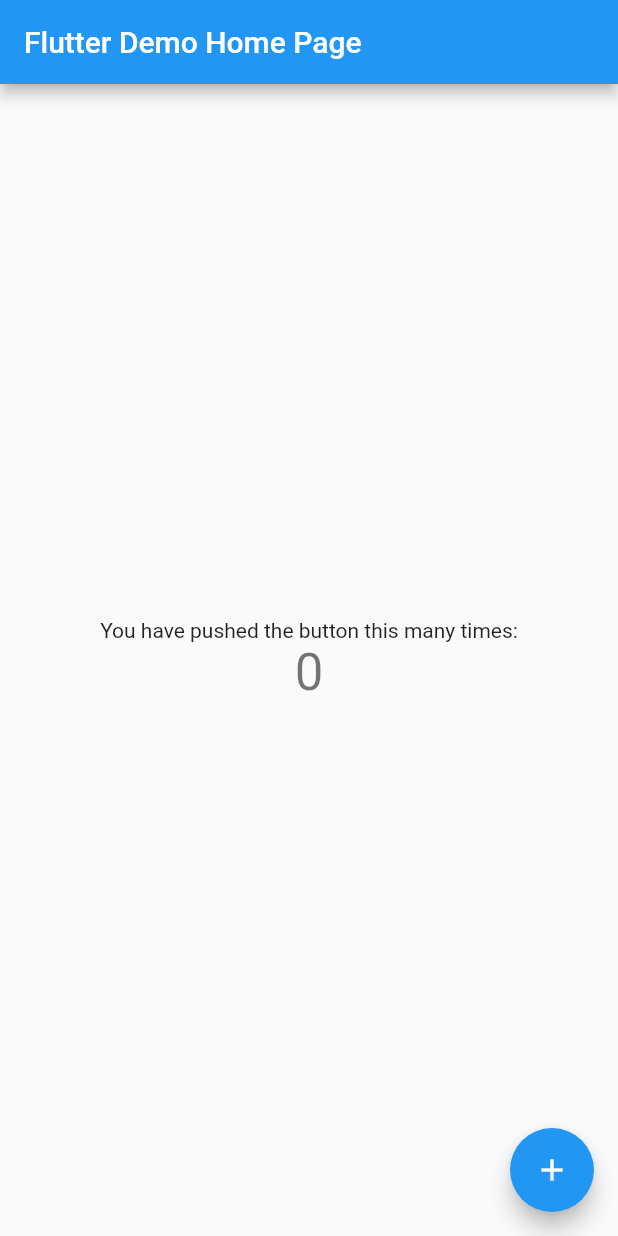
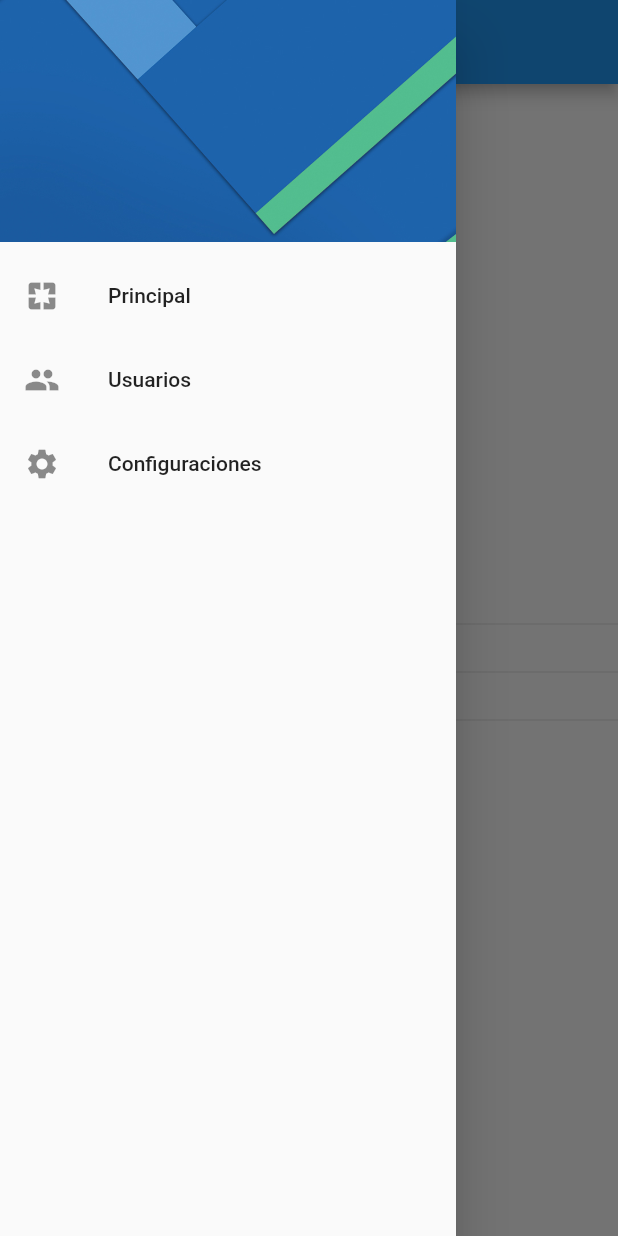
Before and after one commit to Allan-Sanchez/setting-user-F5, a Flutter app: the screen it shows after launch, with the side drawer open (before the commit the screen has no drawer), on a phone screen of 412 x 824 dp. Run offline on Flutter 3.47's test engine with Material 2 defaults, Android fonts, the phone set to English and light mode, and no system bars.

Commit message:
drawer  created

```diff
--- a/lib/main.dart
+++ b/lib/main.dart
@@ -1,113 +1,21 @@
 import 'package:flutter/material.dart';
+import 'package:settinguser/src/screen/home-page.dart';
+import 'package:settinguser/src/screen/setting-app-page.dart';
 
-void main() {
-  runApp(MyApp());
-}
+void main() => runApp(MyApp());
 
 class MyApp extends StatelessWidget {
-  // This widget is the root of your application.
   @override
   Widget build(BuildContext context) {
     return MaterialApp(
-      title: 'Flutter Demo',
-      theme: ThemeData(
-        // This is the theme of your application.
-        //
-        // Try running your application with "flutter run". You'll see the
-        // application has a blue toolbar. Then, without quitting the app, try
-        // changing the primarySwatch below to Colors.green and then invoke
-        // "hot reload" (press "r" in the console where you ran "flutter run",
-        // or simply save your changes to "hot reload" in a Flutter IDE).
-        // Notice that the counter didn't reset back to zero; the application
-        // is not restarted.
-        primarySwatch: Colors.blue,
-      ),
-      home: MyHomePage(title: 'Flutter Demo Home Page'),
+      debugShowCheckedModeBanner: false,
+      title: 'Configuraciones del usuario',
+      initialRoute: HomePage.routeName,
+      routes: {
+        HomePage.routeName : (BuildContext context) => HomePage(),
+        SettingPage.routeName : (BuildContext context) => SettingPage()
+      },
+
     );
   }
 }
-
-class MyHomePage extends StatefulWidget {
-  MyHomePage({Key key, this.title}) : super(key: key);
-
-  // This widget is the home page of your application. It is stateful, meaning
-  // that it has a State object (defined below) that contains fields that affect
-  // how it looks.
-
-  // This class is the configuration for the state. It holds the values (in this
-  // case the title) provided by the parent (in this case the App widget) and
-  // used by the build method of the State. Fields in a Widget subclass are
-  // always marked "final".
-
-  final String title;
-
-  @override
-  _MyHomePageState createState() => _MyHomePageState();
-}
-
-class _MyHomePageState extends State<MyHomePage> {
-  int _counter = 0;
-
-  void _incrementCounter() {
-    setState(() {
-      // This call to setState tells the Flutter framework that something has
-      // changed in this State, which causes it to rerun the build method below
-      // so that the display can reflect the updated values. If we changed
-      // _counter without calling setState(), then the build method would not be
-      // called again, and so nothing would appear to happen.
-      _counter++;
-    });
-  }
-
-  @override
-  Widget build(BuildContext context) {
-    // This method is rerun every time setState is called, for instance as done
-    // by the _incrementCounter method above.
-    //
-    // The Flutter framework has been optimized to make rerunning build methods
-    // fast, so that you can just rebuild anything that needs updating rather
-    // than having to individually change instances of widgets.
-    return Scaffold(
-      appBar: AppBar(
-        // Here we take the value from the MyHomePage object that was created by
-        // the App.build method, and use it to set our appbar title.
-        title: Text(widget.title),
-      ),
-      body: Center(
-        // Center is a layout widget. It takes a single child and positions it
-        // in the middle of the parent.
-        child: Column(
-          // Column is also a layout widget. It takes a list of children and
-          // arranges them vertically. By default, it sizes itself to fit its
-          // children horizontally, and tries to be as tall as its parent.
-          //
-          // Invoke "debug painting" (press "p" in the console, choose the
-          // "Toggle Debug Paint" action from the Flutter Inspector in Android
-          // Studio, or the "Toggle Debug Paint" command in Visual Studio Code)
-          // to see the wireframe for each widget.
-          //
-          // Column has various properties to control how it sizes itself and
-          // how it positions its children. Here we use mainAxisAlignment to
-          // center the children vertically; the main axis here is the vertical
-          // axis because Columns are vertical (the cross axis would be
-          // horizontal).
-          mainAxisAlignment: MainAxisAlignment.center,
-          children: <Widget>[
-            Text(
-              'You have pushed the button this many times:',
-            ),
-            Text(
-              '$_counter',
-              style: Theme.of(context).textTheme.headline4,
-            ),
-          ],
-        ),
-      ),
-      floatingActionButton: FloatingActionButton(
-        onPressed: _incrementCounter,
-        tooltip: 'Increment',
-        child: Icon(Icons.add),
-      ), // This trailing comma makes auto-formatting nicer for build methods.
-    );
-  }
-}
--- /dev/null
+++ b/lib/src/screen/home-page.dart
@@ -0,0 +1,28 @@
+import 'package:flutter/material.dart';
+import 'package:settinguser/src/widgets/my-drawer.dart';
+
+class HomePage extends StatelessWidget {
+  static final String routeName = 'home';
+  // const HomePage({Key? key}) : super(key: key);
+
+  @override
+  Widget build(BuildContext context) {
+    return Scaffold(
+      appBar: AppBar(
+        title: Text('Preferencias del usuario'),
+      ),
+      drawer: MyDrawer(),
+      body: Column(
+        mainAxisAlignment: MainAxisAlignment.center,
+        children: [
+          Text('Color secundario:'),
+          Divider(),
+          Text('Genero :'),
+          Divider(),
+          Text('Nombre de Usuario:'),
+          Divider(),
+        ],
+      ),
+    );
+  }
+}
--- /dev/null
+++ b/lib/src/screen/setting-app-page.dart
@@ -0,0 +1,20 @@
+import 'package:flutter/material.dart';
+import 'package:settinguser/src/widgets/my-drawer.dart';
+
+class SettingPage extends StatelessWidget {
+  static final String routeName = 'settings';
+  // const SettingPage({Key? key}) : super(key: key);
+
+  @override
+  Widget build(BuildContext context) {
+    return Scaffold(
+      appBar: AppBar(
+        title: Text('Ajustes'),
+      ),
+      drawer: MyDrawer(),
+      body: Center(
+        child: Text('Ajustes pages'),
+      ),
+    );
+  }
+}
--- /dev/null
+++ b/lib/src/widgets/my-drawer.dart
@@ -0,0 +1,47 @@
+import 'package:flutter/material.dart';
+import 'package:settinguser/src/screen/home-page.dart';
+import 'package:settinguser/src/screen/setting-app-page.dart';
+
+class MyDrawer extends StatelessWidget {
+  const MyDrawer({
+    Key key,
+  }) : super(key: key);
+
+  @override
+  Widget build(BuildContext context) {
+    return Drawer(
+      child: ListView(
+        padding: EdgeInsets.zero,
+        children: [
+          DrawerHeader(
+            child: Container(),
+            decoration: BoxDecoration(
+                image: DecorationImage(
+                    image: AssetImage('assets/menu-img.jpg'),
+                    fit: BoxFit.cover)),
+          ),
+          ListTile(
+            leading: Icon(Icons.pages),
+            title: Text('Principal'),
+            onTap: () => Navigator.pushReplacementNamed(context, HomePage.routeName),
+          ),
+          ListTile(
+            leading: Icon(Icons.people),
+            title: Text('Usuarios'),
+            onTap: () {},
+          ),
+          ListTile(
+            leading: Icon(Icons.settings),
+            title: Text('Configuraciones'),
+            onTap: () {
+              // Navigator.pop(context);
+              // Navigator.pushNamed(context, SettingPage.routeName);
+              //todas las rutas mantienen el drawer
+              Navigator.pushReplacementNamed(context, SettingPage.routeName);
+            },
+          )
+        ],
+      ),
+    );
+  }
+}
--- a/pubspec.yaml
+++ b/pubspec.yaml
@@ -45,8 +45,8 @@
   uses-material-design: true
 
   # To add assets to your application, add an assets section, like this:
-  # assets:
-  #   - images/a_dot_burr.jpeg
+  assets:
+    - assets/menu-img.jpg
   #   - images/a_dot_ham.jpeg
 
   # An image asset can refer to one or more resolution-specific "variants", see
```
Also changed, not shown: assets/menu-img.jpg (added), 1 other file.
